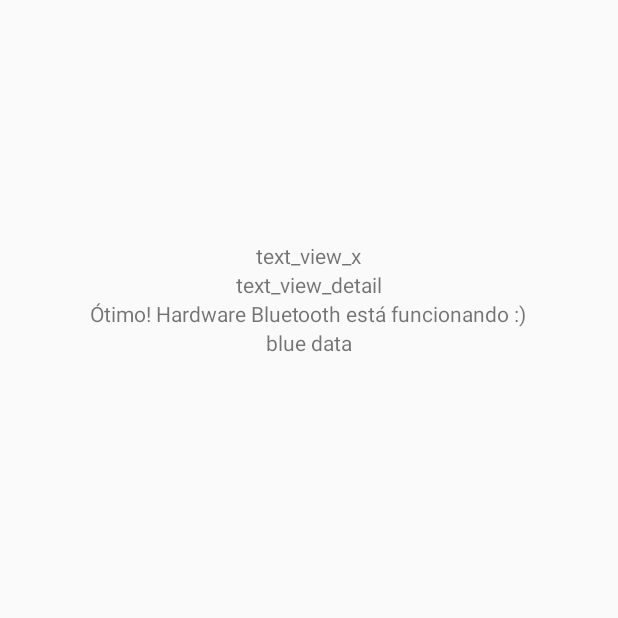
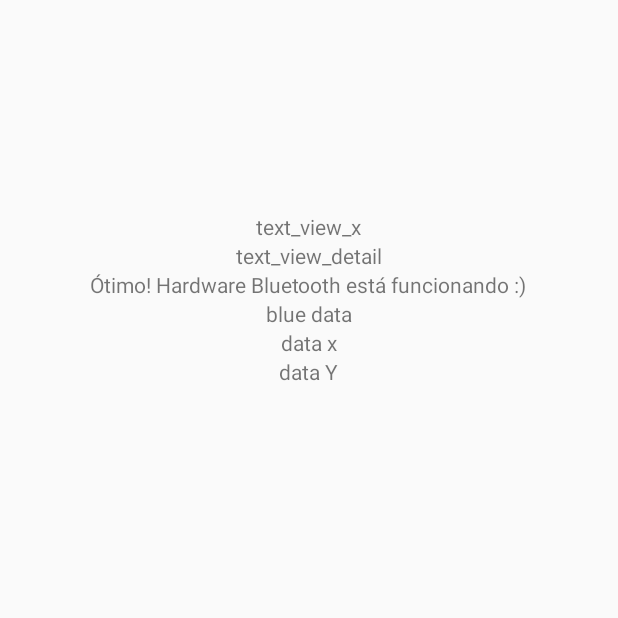
Before and after one commit to vmmelo/Penumbra, an Android app: the screen it shows after launch (Game), after a tap on "Novo Jogo", on a phone screen of 412 x 824 dp, the top half of it. Run offline under Robolectric (Android 15) with nearby library versions, the phone set to English and light mode, and no system bars.

Commit message:
proximo: fazer funcao periodida para atualizacao

```diff
--- a/app/src/main/java/com/example/victor/penumbra/Game.java
+++ b/app/src/main/java/com/example/victor/penumbra/Game.java
@@ -18,8 +18,8 @@ import android.content.Intent;
 import android.content.IntentFilter;
 import android.os.Handler;
 import android.os.Message;
+import java.lang.Math;
 
-import java.io.Console;
 import java.lang.String;
 
 
@@ -32,6 +32,8 @@ public class Game extends Activity implements SensorEventListener {
     static TextView bluetoothTextView;
     static TextView textViewDetail;
     static TextView bluetoothData;
+    static TextView dataX;
+    static TextView dataY;
 
     boolean started = false;
 
@@ -41,6 +43,18 @@ public class Game extends Activity implements SensorEventListener {
     private Sensor mAccelerometer;
 
     public static int ENABLE_BLUETOOTH = 1;
+
+    public static int beginTrackX = 0;
+    public static int endTrackX = 1000;
+    public static int beginTrackY = 0;
+    public static int endTrackY = 50;
+
+    int vx = 0;
+    int acc = 0;
+    int vy = 0;
+    int dx = 0;
+    int dy = 25;
+    int vv = 50;//km/h
 
     ArrayAdapter<String> arrayAdapter;
 
@@ -60,6 +74,8 @@ public class Game extends Activity implements SensorEventListener {
         textViewDetail = (TextView) findViewById(R.id.text_view_detail);
         bluetoothTextView = (TextView) findViewById(R.id.bluetooth_text_view);
         bluetoothData = (TextView) findViewById(R.id.bluetooth_data);
+        dataX = (TextView) findViewById(R.id.Data_X);
+        dataY = (TextView) findViewById(R.id.Data_Y);
 
         lv = (ListView) findViewById(R.id.listView1);
 
@@ -153,11 +169,36 @@ public class Game extends Activity implements SensorEventListener {
     @Override
     public void onSensorChanged(SensorEvent event) {
 
-        float pitch = event.values[2];
+        float fpitch = event.values[2];
+
+        if(fpitch<-60) {
+            fpitch = -60.0f;
+        }
+
+        if(fpitch>60) {
+            fpitch = 60.0f;
+        }
+
+
+        int pitch = (int)fpitch;
+
+        vv = vv + vv*acc;
+
+        double cos = Math.cos((fpitch/180)*Math.PI);
+        double sin = Math.sin((fpitch/180)*Math.PI);
+
+        vx = (int)(vv*cos);
+        vy = (int)(vv*sin);
+
+        vy = vy * (-1);
+
+        dataX.setText("" + vx + " " + beginTrackX + " " + endTrackX + " " + dx );
+
+        dataY.setText("" + vy + " " + beginTrackY + " " + endTrackY + " " + dy );
 
         textViewX.setText("Posição X: " + pitch);
         if(connect != null){
-            if (pitch <= 45 && pitch >= -45) {
+            if (pitch <= 30 && pitch >= -30) {
                 textViewDetail.setText("mostly vertical");
                 connect.pararAlmbosLerBotoes();
 
--- a/app/src/main/res/layout/game.xml
+++ b/app/src/main/res/layout/game.xml
@@ -36,6 +36,20 @@
         android:text="blue data"
         android:id="@+id/bluetooth_data" />
 
+    <TextView
+        android:layout_width="wrap_content"
+        android:layout_height="wrap_content"
+        android:text="data x"
+        android:id="@+id/Data_X"
+        android:layout_gravity="center_horizontal" />
+
+    <TextView
+        android:layout_width="wrap_content"
+        android:layout_height="wrap_content"
+        android:text="data Y"
+        android:id="@+id/Data_Y"
+        android:layout_gravity="center_horizontal" />
+
     <ListView
         android:layout_width="match_parent"
         android:layout_height="425dp"
```
